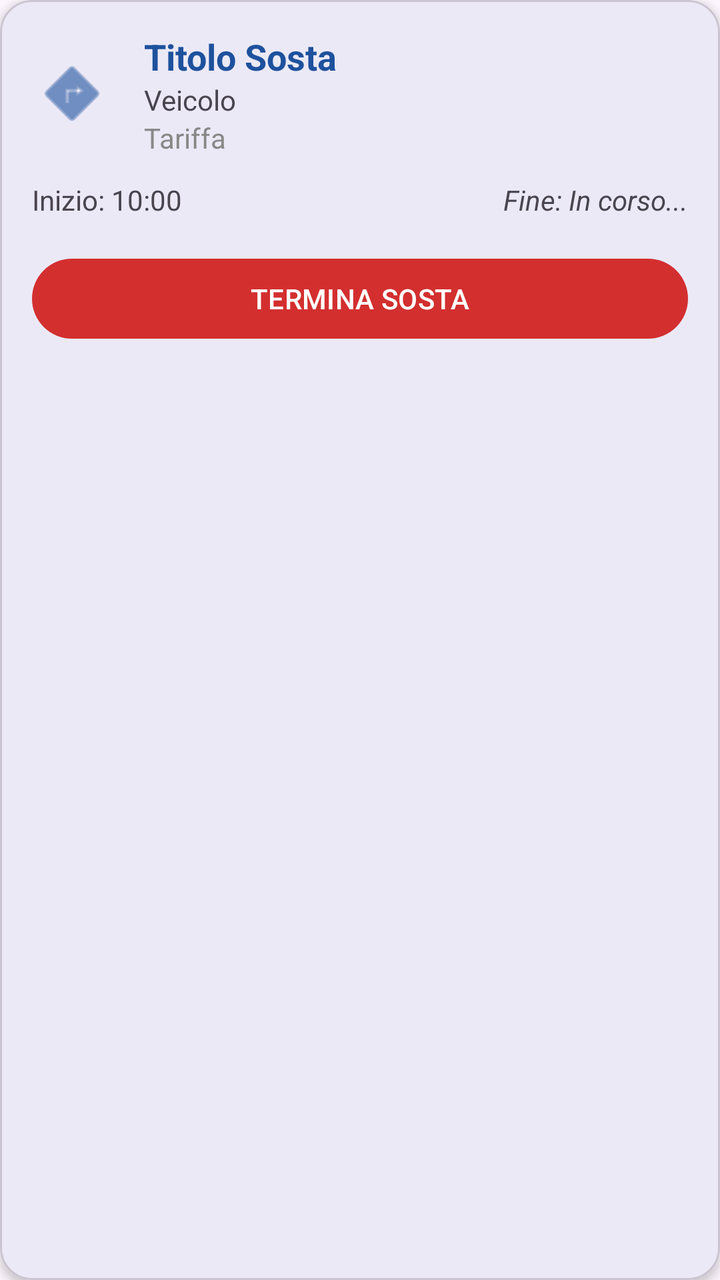
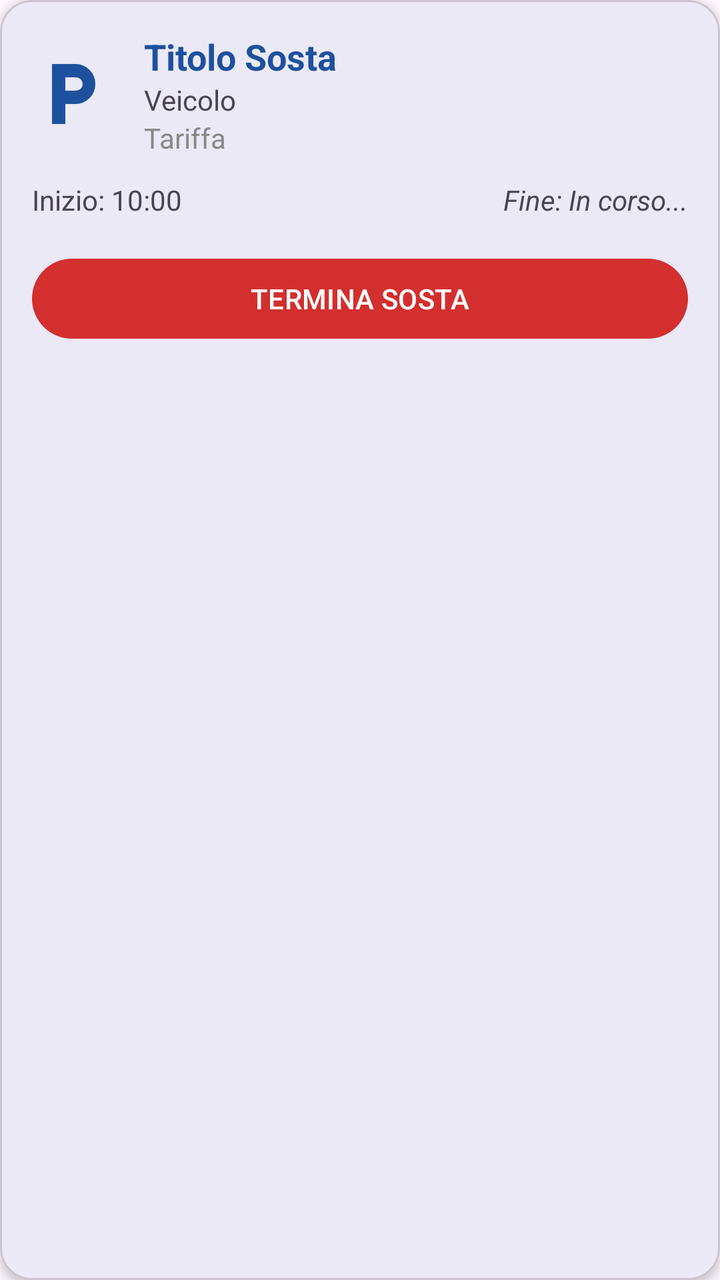

Two renders of the same Android screen: before a commit and after it. Below are the layout's source before the change and the commit's diff.
<!-- AndroidManifest.xml: application theme Theme.ParkingMate -->
<!-- res/layout/item_parking_session.xml -->
<?xml version="1.0" encoding="utf-8"?>
<com.google.android.material.card.MaterialCardView
    xmlns:android="http://schemas.android.com/apk/res/android"
    xmlns:app="http://schemas.android.com/apk/res-auto"
    android:layout_width="match_parent"
    android:layout_height="wrap_content"
    android:layout_margin="8dp"
    app:cardCornerRadius="16dp"
    app:cardElevation="3dp">

    <LinearLayout
        android:layout_width="match_parent"
        android:layout_height="wrap_content"
        android:orientation="vertical"
        android:padding="16dp">

        <LinearLayout
            android:layout_width="match_parent"
            android:layout_height="wrap_content"
            android:orientation="horizontal"
            android:gravity="center_vertical">

            
            <ImageView
                android:layout_width="40dp"
                android:layout_height="40dp"
                android:src="@android:drawable/ic_menu_directions"
                app:tint="?attr/colorPrimary" />

            <LinearLayout
                android:layout_width="0dp"
                android:layout_height="wrap_content"
                android:layout_weight="1"
                android:layout_marginStart="16dp"
                android:orientation="vertical">

                
                <TextView
                    android:id="@+id/tvDetailTitle"
                    android:layout_width="wrap_content"
                    android:layout_height="wrap_content"
                    android:text="Titolo Sosta"
                    android:textSize="18sp"
                    android:textStyle="bold"
                    android:textColor="?attr/colorPrimary" />

                
                <TextView
                    android:id="@+id/tvParkingVehicle"
                    android:layout_width="wrap_content"
                    android:layout_height="wrap_content"
                    android:text="Veicolo"
                    android:textSize="14sp"
                    android:textStyle="normal" />

                
                <TextView
                    android:id="@+id/tvParkingType"
                    android:layout_width="wrap_content"
                    android:layout_height="wrap_content"
                    android:text="Tariffa"
                    android:textColor="#888888" />
            </LinearLayout>

            
            <ImageButton
                android:id="@+id/btnDeleteParking"
                android:layout_width="48dp"
                android:layout_height="48dp"
                android:src="@android:drawable/ic_menu_delete"
                android:background="?attr/selectableItemBackgroundBorderless"
                app:tint="#D32F2F"
                android:visibility="gone" /> 

        </LinearLayout>

        
        <LinearLayout
            android:layout_width="match_parent"
            android:layout_height="wrap_content"
            android:orientation="horizontal"
            android:layout_marginTop="12dp">

            <TextView
                android:id="@+id/tvStartTime"
                android:layout_width="0dp"
                android:layout_weight="1"
                android:layout_height="wrap_content"
                android:text="Inizio: 10:00"
                android:textSize="14sp" />

            <TextView
                android:id="@+id/tvEndTime"
                android:layout_width="wrap_content"
                android:layout_height="wrap_content"
                android:text="Fine: In corso..."
                android:textSize="14sp"
                android:textStyle="italic" />
        </LinearLayout>

        
        <Button
            android:id="@+id/btnEndParking"
            style="@style/Widget.Material3.Button"
            android:layout_width="match_parent"
            android:layout_height="wrap_content"
            android:layout_marginTop="16dp"
            android:text="TERMINA SOSTA"
            app:backgroundTint="#D32F2F"
            android:textColor="@android:color/white" />

    </LinearLayout>
</com.google.android.material.card.MaterialCardView>
<!-- resources referenced by this layout -->
<resources>
  <style name="Theme.ParkingMate" parent="Base.Theme.ParkingMate" />
  <style name="Base.Theme.ParkingMate" parent="Theme.Material3.DayNight.NoActionBar">
          
          <item name="colorPrimary">@color/parking_blue</item>
          <item name="colorOnPrimary">@color/white</item>
          <item name="colorPrimaryContainer">@color/parking_blue_light</item>
          <item name="colorOnPrimaryContainer">@color/white</item>
  
          
          <item name="colorSecondary">@color/parking_blue_light</item>
          <item name="colorOnSecondary">@color/white</item>
          <item name="colorSecondaryContainer">@color/parking_blue_light</item>
          <item name="colorOnSecondaryContainer">@color/white</item>
  
          
          <item name="colorTertiary">@color/parking_blue</item>
          <item name="colorOnTertiary">@color/white</item>
          <item name="colorTertiaryContainer">@color/parking_blue_light</item>
          <item name="colorOnTertiaryContainer">@color/white</item>
  
          
          <item name="android:colorControlActivated">@color/parking_blue</item>
          <item name="android:colorAccent">@color/parking_blue_light</item>
  
          <item name="android:statusBarColor">@color/parking_blue_dark</item>
      </style>
  <color name="parking_blue">#1E519D</color>
  <color name="white">#FFFFFF</color>
  <color name="parking_blue_light">#4A7BC7</color>
  <color name="parking_blue_dark">#133B78</color>
</resources>

<!-- the commit's change to res/layout/item_parking_session.xml (unified diff, before → after) -->
@@ -24,7 +24,7 @@
             <ImageView
                 android:layout_width="40dp"
                 android:layout_height="40dp"
-                android:src="@android:drawable/ic_menu_directions"
+                android:src="@drawable/local_parking_24px"
                 app:tint="?attr/colorPrimary" />
 
             <LinearLayout
<!-- resource entries referenced after the edit -->
@@ -1,5 +1,16 @@
 <!-- resources referenced by this layout -->
 <resources>
+  <!-- drawable local_parking_24px (drawable) -->
+  <vector xmlns:android="http://schemas.android.com/apk/res/android"
+      android:width="24dp"
+      android:height="24dp"
+      android:viewportWidth="960"
+      android:viewportHeight="960"
+      android:tint="?attr/colorControlNormal">
+    <path
+        android:fillColor="@android:color/white"
+        android:pathData="M240,840L240,120L520,120Q620,120 690,190Q760,260 760,360Q760,460 690,530Q620,600 520,600L400,600L400,840L240,840ZM400,440L528,440Q561,440 584.5,416.5Q608,393 608,360Q608,327 584.5,303.5Q561,280 528,280L400,280L400,440Z"/>
+  </vector>
   <style name="Theme.ParkingMate" parent="Base.Theme.ParkingMate" />
   <style name="Base.Theme.ParkingMate" parent="Theme.Material3.DayNight.NoActionBar">
           
